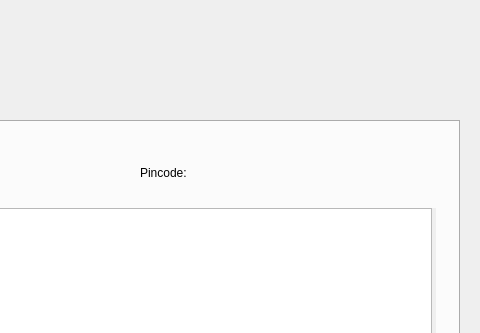
This is server/server.ui in valueerrorx/life-exam as Qt 5 draws it before an edit; both pictures show x 560 to 1040 and y 0 to 333 of the 1040 by 576 pixel window. The edited form follows.
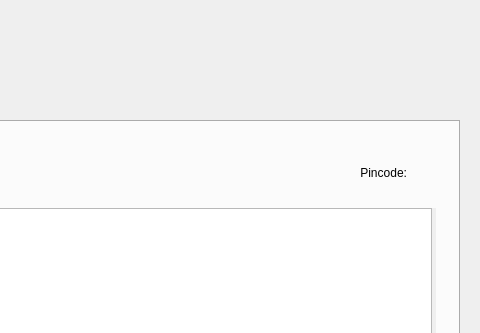
This is the edited form. Icons and pictures are not drawn.

Commit message: added autogenerated  prüfungsname and pincode to UI

Diff of the .ui file:
```diff
--- a/server/server.ui
+++ b/server/server.ui
@@ -374,6 +374,9 @@
                      <property name="text">
                       <string>Pincode:</string>
                      </property>
+                     <property name="alignment">
+                      <set>Qt::AlignRight|Qt::AlignTrailing|Qt::AlignVCenter</set>
+                     </property>
                     </widget>
                    </item>
                   </layout>
```
Left out of the diff: 2 changed lines with no effect on the pictures. The commit also changes 1 other file.
